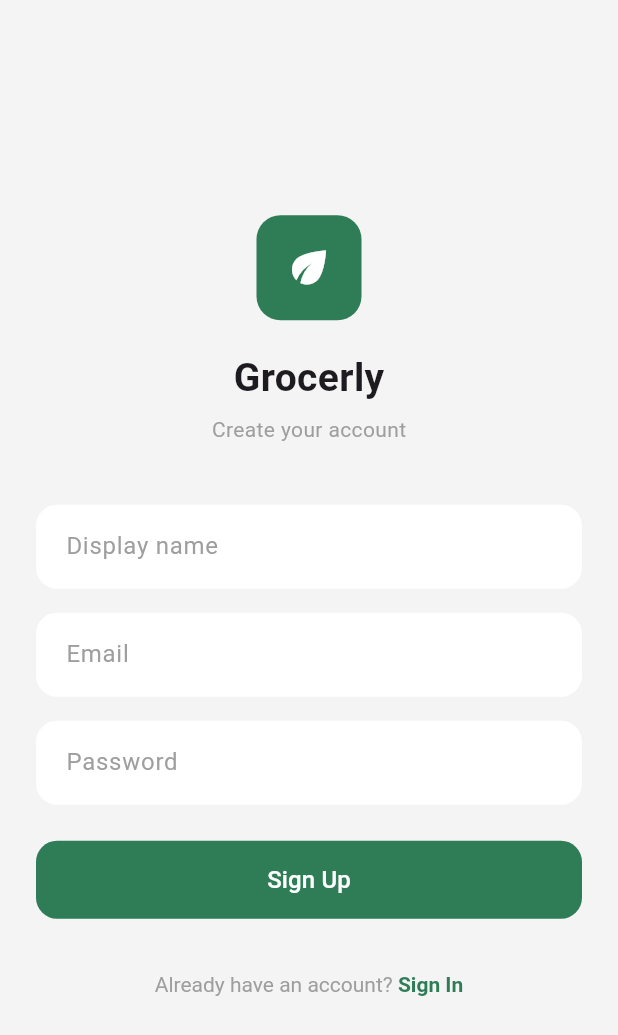
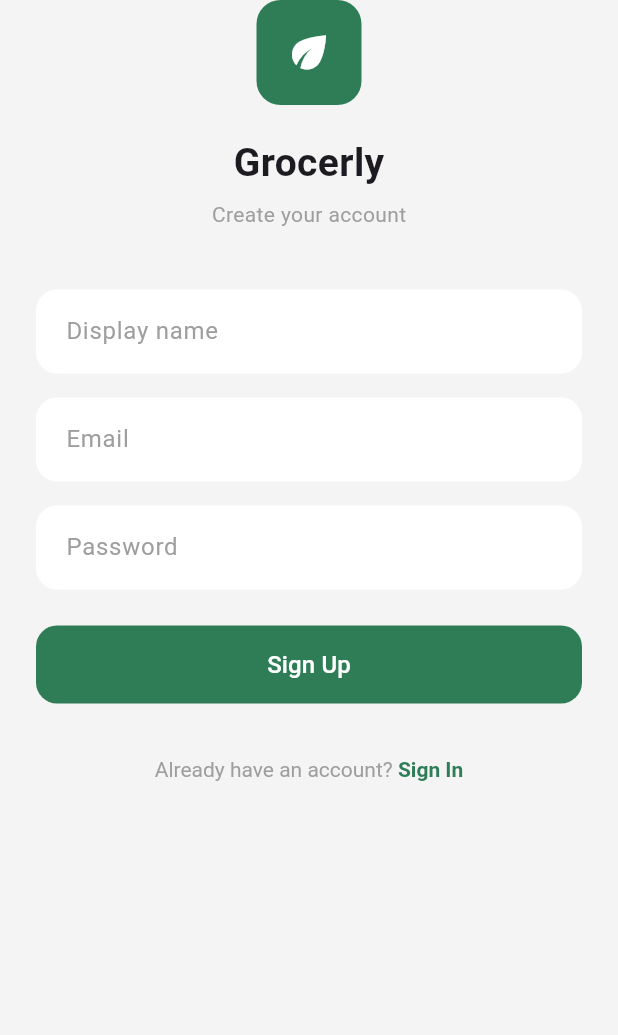
Before and after one commit to saifulislamsaif/grocery_list, a Flutter app: the screen it shows after launch, after a tap on an icon or button, on a phone screen of 412 x 824 dp. Shown: the top 1035 px of the screen. Run offline on Flutter 3.47's test engine with Material 3 defaults, Android fonts, the phone set to English and light mode, and no system bars; our stand-ins replace cloud_firestore, firebase_auth, firebase_core, get, google_fonts; accounts and stored records are empty; network calls fail.

Commit message:
overflow error solved

```diff
--- a/lib/app/modules/signup/views/LoginPage.dart
+++ b/lib/app/modules/signup/views/LoginPage.dart
@@ -24,6 +24,7 @@ class LoginPage extends StatelessWidget {
     return Scaffold(
       backgroundColor: const Color(0xffF4F4F4),
       body: SafeArea(
+        child: SingleChildScrollView(
           child: Center(
             child: Padding(
               padding: const EdgeInsets.symmetric(horizontal: 24),
@@ -173,6 +174,7 @@ class LoginPage extends StatelessWidget {
             ),
           ),
         ),
+      ),
     );
   }
 
--- a/lib/app/modules/signup/views/SignUp.dart
+++ b/lib/app/modules/signup/views/SignUp.dart
@@ -27,6 +27,7 @@ class SignUpPage extends StatelessWidget {
     return Scaffold(
       backgroundColor: const Color(0xffF4F4F4),
       body: SafeArea(
+        child: SingleChildScrollView(
           child: Center(
             child: Padding(
               padding: const EdgeInsets.symmetric(horizontal: 24),
@@ -150,6 +151,7 @@ class SignUpPage extends StatelessWidget {
             ),
           ),
         ),
+      ),
     );
   }
 
```
Lines whose indentation alone changed are shown as unchanged.
